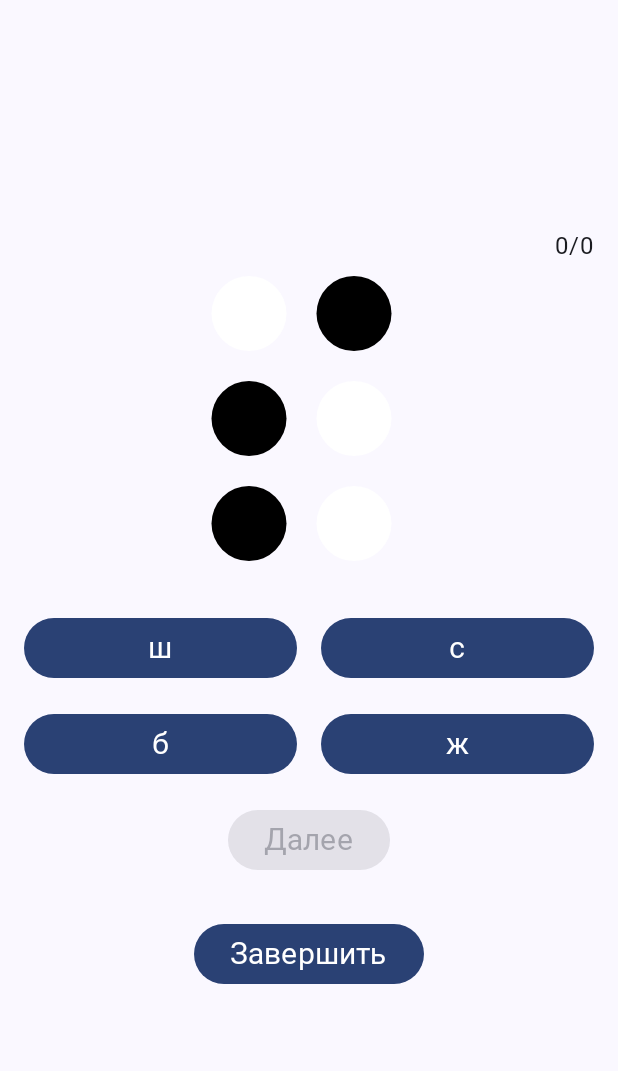
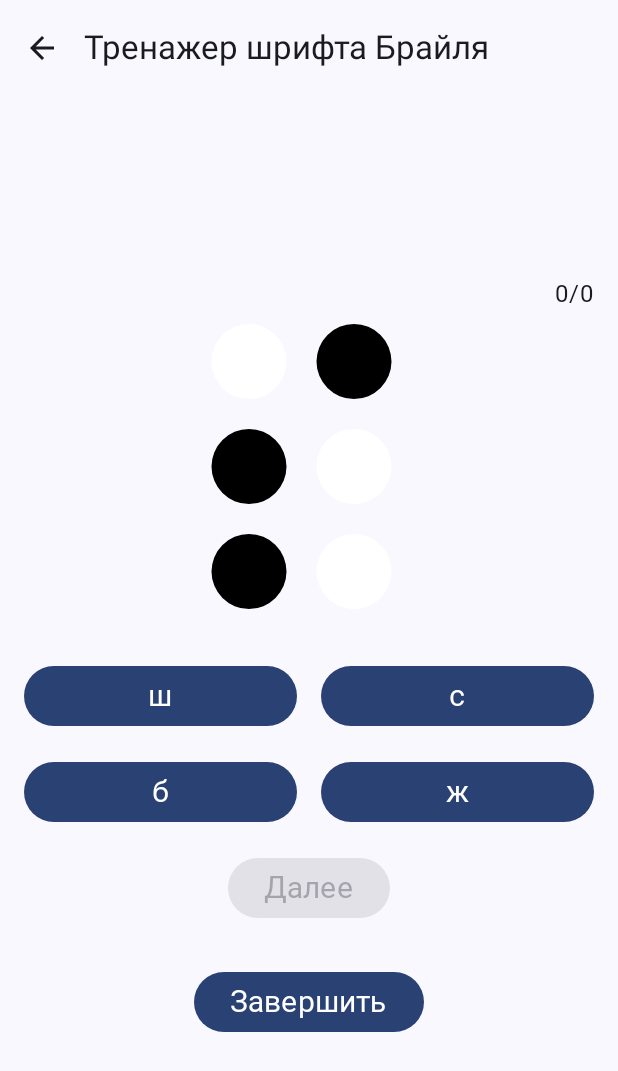
Before and after one commit to K4346/BrailleEd, an Android app built with Jetpack Compose: the BrailleTrainerScreen screen opened through its navigation route, on a phone screen of 412 x 824 dp. Shown: the top 1071 px of the screen. Run offline under Robolectric (Android 15) with nearby library versions, the phone set to English and light mode, and no system bars; Roboto replaces fonts that are not available here.

Commit message:
+Добавил топбар

```diff
--- a/app/src/main/java/com/example/brailleed/ui/screens/MainScreen.kt
+++ b/app/src/main/java/com/example/brailleed/ui/screens/MainScreen.kt
@@ -7,7 +7,10 @@ import androidx.compose.foundation.layout.fillMaxSize
 import androidx.compose.foundation.layout.height
 import androidx.compose.foundation.layout.padding
 import androidx.compose.material3.Button
+import androidx.compose.material3.ExperimentalMaterial3Api
+import androidx.compose.material3.Scaffold
 import androidx.compose.material3.Text
+import androidx.compose.material3.TopAppBar
 import androidx.compose.runtime.Composable
 import androidx.compose.runtime.mutableStateOf
 import androidx.compose.runtime.remember
@@ -24,6 +27,7 @@ import com.example.brailleed.ui.composable.LanguageSelection
 import com.example.brailleed.ui.composable.brailleRepository
 import com.example.brailleed.ui.theme.fontRobotoFamily
 
+@OptIn(ExperimentalMaterial3Api::class)
 @Composable
 fun MainScreen(
     //vm: BrailleTrainerViewModel = viewModel(),
@@ -34,9 +38,17 @@ fun MainScreen(
 
     val selectedLanguage =
         remember { mutableStateOf(brailleRepository.getCurrentDict().langResId) } // Язык шрифта Брайля
+    Scaffold(
+        topBar = {
+            TopAppBar(
+                title = { Text(text = stringResource(id = R.string.app_name)) },
+            )
+        }
+    ) { contentPadding ->
         Column(
             modifier = Modifier
                 .fillMaxSize()
+                .padding(contentPadding)
                 .padding(16.dp),
             verticalArrangement = Arrangement.Center,
             horizontalAlignment = Alignment.CenterHorizontally
@@ -78,3 +90,4 @@ fun MainScreen(
             }
         }
     }
+}
--- a/app/src/main/java/com/example/brailleed/ui/screens/braille_trainer_screen/BrailleTrainerScreen.kt
+++ b/app/src/main/java/com/example/brailleed/ui/screens/braille_trainer_screen/BrailleTrainerScreen.kt
@@ -1,5 +1,6 @@
 package com.example.brailleed.ui.screens.braille_trainer_screen
 
+import androidx.compose.foundation.clickable
 import androidx.compose.foundation.layout.Arrangement
 import androidx.compose.foundation.layout.Column
 import androidx.compose.foundation.layout.Spacer
@@ -9,14 +10,23 @@ import androidx.compose.foundation.layout.height
 import androidx.compose.foundation.layout.padding
 import androidx.compose.foundation.lazy.grid.GridCells
 import androidx.compose.foundation.lazy.grid.LazyVerticalGrid
+import androidx.compose.material.icons.Icons
+import androidx.compose.material.icons.automirrored.filled.ArrowBack
 import androidx.compose.material3.Button
+import androidx.compose.material3.ExperimentalMaterial3Api
+import androidx.compose.material3.Icon
+import androidx.compose.material3.IconButton
+import androidx.compose.material3.Scaffold
+import androidx.compose.material3.SnackbarHost
 import androidx.compose.material3.Text
+import androidx.compose.material3.TopAppBar
 import androidx.compose.runtime.Composable
 import androidx.compose.runtime.getValue
 import androidx.compose.runtime.remember
 import androidx.compose.runtime.setValue
 import androidx.compose.ui.Alignment
 import androidx.compose.ui.Modifier
+import androidx.compose.ui.res.painterResource
 import androidx.compose.ui.res.stringResource
 import androidx.compose.ui.text.font.FontWeight
 import androidx.compose.ui.unit.dp
@@ -32,6 +42,7 @@ import com.example.brailleed.ui.theme.fontRobotoFamily
 val trainerUseCase = TrainerUseCase()
 
 //todo сделать скролл
+@OptIn(ExperimentalMaterial3Api::class)
 @Composable
 fun BrailleTrainerScreen(
     vm: BrailleTrainerViewModel = viewModel(),
@@ -44,12 +55,27 @@ fun BrailleTrainerScreen(
 
     var answered by remember { vm.answered }
 
-
+    Scaffold(
+        topBar = {
+            TopAppBar(
+                title = { Text(text = stringResource(id = R.string.Braille_simulator)) },
+                navigationIcon =
+                {
+                    IconButton(onClick = { navHostController.popBackStack() }) {
+                        Icon(
+                            imageVector = Icons.AutoMirrored.Filled.ArrowBack,
+                            contentDescription = stringResource(R.string.back)
+                        )
+                    }
+                })
+        }
+    ) { contentPadding ->
 //    todo сделать скролл
         Column(
             modifier = Modifier
                 .fillMaxWidth()
                 .fillMaxHeight()
+                .padding(contentPadding)
                 .padding(8.dp),
             horizontalAlignment = Alignment.CenterHorizontally,
             verticalArrangement = Arrangement.Center
@@ -116,3 +142,4 @@ fun BrailleTrainerScreen(
             }
         }
     }
+}
--- a/app/src/main/res/values/strings.xml
+++ b/app/src/main/res/values/strings.xml
@@ -8,4 +8,5 @@
     <string name="Numbers_and_signs">Цифры и знаки</string>
     <string name="BrailleAlphabet">Азбука Брайля</string>
     <string name="selected_language">Словарь: %1$s</string>
+    <string name="back">Back</string>
 </resources>
```
Also changed, not shown: app/src/main/java/com/example/brailleed/ui/screens/alphabet_screen/AlphabetScreen.kt (+27 -1 lines). Lines whose indentation alone changed are shown as unchanged.
